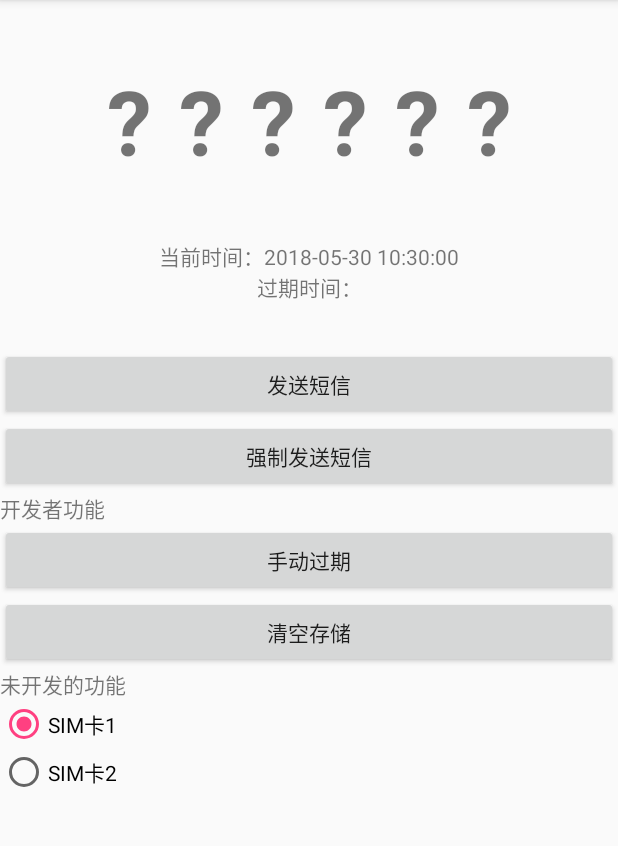
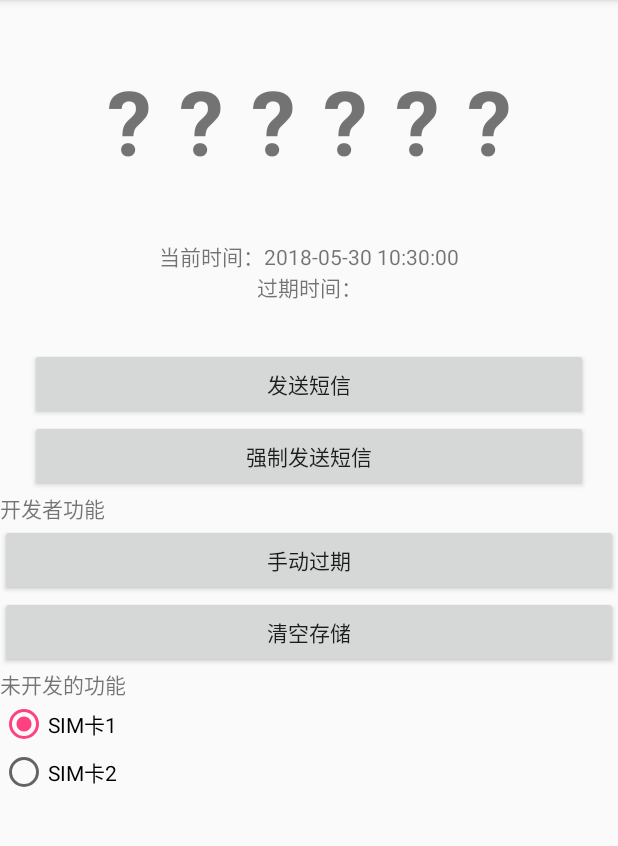
Before and after one commit to WalterBrightHub/SingleNet, an Android app: the screen it shows after launch (MainActivity), on a phone screen of 412 x 824 dp, the part 84-930 px from its top. Run offline under Robolectric (Android 15) with nearby library versions, the phone set to English and light mode, and no system bars.

Commit message:
修改界面显示

```diff
--- a/app/src/main/res/layout/activity_main.xml
+++ b/app/src/main/res/layout/activity_main.xml
@@ -31,6 +31,8 @@
         android:id="@+id/btn_sendMM"
         android:layout_width="match_parent"
         android:layout_height="wrap_content"
+        android:layout_marginLeft="20dp"
+        android:layout_marginRight="20dp"
         android:layout_weight="0"
         android:text="发送短信" />
 
@@ -38,6 +40,8 @@
         android:id="@+id/btn_forceSendMM"
         android:layout_width="match_parent"
         android:layout_height="wrap_content"
+        android:layout_marginLeft="20dp"
+        android:layout_marginRight="20dp"
         android:text="强制发送短信" />
 
     <TextView
```
